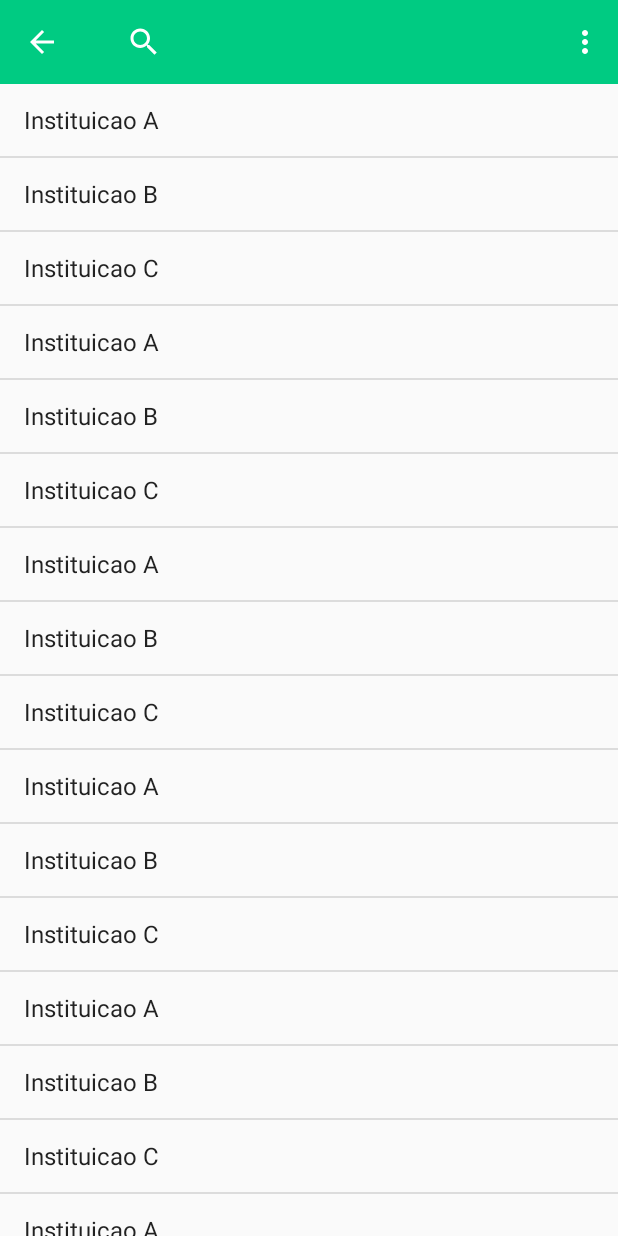
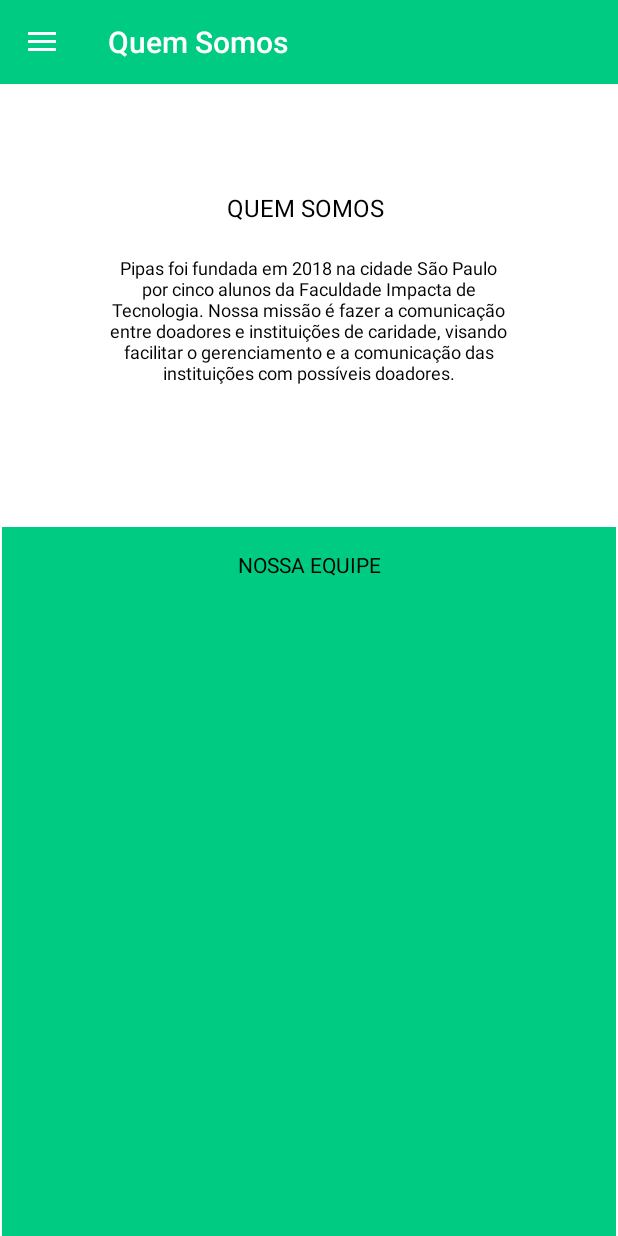
Before and after one commit to ybarros7/APP-DoeSimples, an Android app: the ListaInstituicoesActivity screen opened directly, with no data from a screen before it, in the side drawer, after a tap on "Quem Somos", on a phone screen of 412 x 824 dp. Run offline under Robolectric (Android 15) with nearby library versions, the phone set to English and light mode, and no system bars.

Commit message:
Adicionando tela de quem somos

```diff
--- a/app/src/main/java/br/com/pipasdevteam/doesimples/ListaInstituicoesActivity.kt
+++ b/app/src/main/java/br/com/pipasdevteam/doesimples/ListaInstituicoesActivity.kt
@@ -26,9 +26,9 @@
     override fun onCreate(savedInstanceState: Bundle?) {
         super.onCreate(savedInstanceState)
         setContentView(R.layout.activity_lista_instituicoes)
-
         val toolbar = findViewById<Toolbar>(R.id.toolbar)
         setSupportActionBar(toolbar)
+        this.supportActionBar!!.title = "Instituições"
         supportActionBar?.setDisplayHomeAsUpEnabled(true)
 
         //Navigation Drawer
--- a/app/src/main/java/br/com/pipasdevteam/doesimples/HomeActivity.kt
+++ b/app/src/main/java/br/com/pipasdevteam/doesimples/QuemSomosActivity.kt
@@ -1,33 +1,34 @@
 package br.com.pipasdevteam.doesimples
 
+import android.support.v7.app.AppCompatActivity
 import android.os.Bundle
 import android.support.design.widget.NavigationView
 import android.support.v4.view.GravityCompat
 import android.support.v4.widget.DrawerLayout
 import android.support.v7.app.ActionBarDrawerToggle
-import android.support.v7.app.AppCompatActivity
 import android.support.v7.widget.Toolbar
 import android.view.MenuItem
 import br.com.pipasdevteam.doesimples.util.NavigationItemSelected
 
-class HomeActivity : AppCompatActivity(), NavigationView.OnNavigationItemSelectedListener {
+class QuemSomosActivity : AppCompatActivity(), NavigationView.OnNavigationItemSelectedListener {
 
     override fun onCreate(savedInstanceState: Bundle?) {
         super.onCreate(savedInstanceState)
-        setContentView(R.layout.activity_home)
+        setContentView(R.layout.activity_quem_somos)
 
         val toolbar = findViewById<Toolbar>(R.id.toolbar)
         setSupportActionBar(toolbar)
+        this.supportActionBar!!.title = "Quem Somos"
         supportActionBar?.setDisplayHomeAsUpEnabled(true)
 
         configuraMenuLateral()
     }
 
     private fun configuraMenuLateral() {
-        var toolbar = findViewById<Toolbar>(R.id.toolbar)
-        var menuLateral = findViewById<DrawerLayout>(R.id.layourMenuLateralHome)
+        val toolbar = findViewById<Toolbar>(R.id.toolbar)
+        val menuLateral = findViewById<DrawerLayout>(R.id.layourMenuLateralQuemSomos)
 // ícone de menu (hamburger) para mostrar o menu
-        var toogle = ActionBarDrawerToggle(
+        val toogle = ActionBarDrawerToggle(
             this,
             menuLateral,
             toolbar,
@@ -36,14 +37,14 @@
         )
         menuLateral.addDrawerListener(toogle)
         toogle.syncState()
-        val navigationView = findViewById<NavigationView>(R.id.menu_lateral_home)
+        val navigationView = findViewById<NavigationView>(R.id.menu_lateral_quem_somos)
         navigationView.setNavigationItemSelectedListener(this)
     }
 
     override fun onNavigationItemSelected(item: MenuItem): Boolean {
-        NavigationItemSelected(this,item)
+        NavigationItemSelected(this, item)
 // fecha menu depois de tratar o evento
-        val drawer = findViewById<DrawerLayout>(R.id.layourMenuLateralHome)
+        val drawer = findViewById<DrawerLayout>(R.id.layourMenuLateralQuemSomos)
         drawer.closeDrawer(GravityCompat.START)
         return true
     }
--- a/app/src/main/java/br/com/pipasdevteam/doesimples/util/onnavigation_item_selected.kt
+++ b/app/src/main/java/br/com/pipasdevteam/doesimples/util/onnavigation_item_selected.kt
@@ -4,35 +4,46 @@
 import android.content.Intent
 import android.view.MenuItem
 import android.widget.Toast
-import br.com.pipasdevteam.doesimples.DetailInstituicaoActivity
-import br.com.pipasdevteam.doesimples.HomeActivity
-import br.com.pipasdevteam.doesimples.ListaInstituicoesActivity
-import br.com.pipasdevteam.doesimples.R
+import br.com.pipasdevteam.doesimples.*
 
-fun NavigationItemSelected(Activity: Activity, item: MenuItem) {
+fun NavigationItemSelected(context: Activity, item: MenuItem) {
     when (item.itemId) {
         R.id.nav_home -> {
-            Toast.makeText(Activity, "Clicou na Home", Toast.LENGTH_SHORT).show()
-            if (Activity.localClassName != "HomeActivity") {
-                val intent = Intent(Activity, HomeActivity::class.java)
-                Activity.startActivity(intent)
+//            Toast.makeText(context, "Clicou na Home", Toast.LENGTH_SHORT).show()
+            if (context.localClassName != "HomeActivity") {
+                val intent = Intent(context, HomeActivity::class.java)
+                context.startActivity(intent)
             }
         }
         R.id.nav_instituicoes -> {
-            Toast.makeText(Activity, "Clicou Instituições", Toast.LENGTH_SHORT).show()
-            if (Activity.localClassName != "ListaInstituicoesActivity") {
-                val intent = Intent(Activity, ListaInstituicoesActivity::class.java)
-                Activity.startActivity(intent)
+//            Toast.makeText(context, "Clicou Instituições", Toast.LENGTH_SHORT).show()
+            if (context.localClassName != "ListaInstituicoesActivity") {
+                val intent = Intent(context, ListaInstituicoesActivity::class.java)
+                context.startActivity(intent)
             }
         }
         R.id.nav_quem_somos -> {
-            Toast.makeText(Activity, "Clicou Quem Somos", Toast.LENGTH_SHORT).show()
+            Toast.makeText(context, "Clicou Quem Somos", Toast.LENGTH_SHORT).show()
+            if (context.localClassName != "QuemSomosActivity") {
+                val intent = Intent(context, QuemSomosActivity::class.java)
+                context.startActivity(intent)
+            }
         }
         R.id.nav_listagem_filtrada -> {
-            Toast.makeText(Activity, "Clicou Listagem Filtrada", Toast.LENGTH_SHORT).show()
+            Toast.makeText(context, "Clicou Listagem Filtrada", Toast.LENGTH_SHORT).show()
         }
         R.id.nav_config -> {
-            Toast.makeText(Activity, "Clicou Config", Toast.LENGTH_SHORT).show()
+//            Toast.makeText(context, "Clicou Config", Toast.LENGTH_SHORT).show()
+            if (context.localClassName != "SettingsActivity") {
+                val intent = Intent(context, SettingsActivity::class.java)
+                context.startActivity(intent)
+            }
+        }
+        R.id.nav_exit -> {
+//            Toast.makeText(context, "Clicou Sair", Toast.LENGTH_SHORT).show()
+            val intent = Intent(context, LoginActivity::class.java)
+            intent.addFlags(Intent.FLAG_ACTIVITY_CLEAR_TOP)
+            context.startActivity(intent)
         }
     }
 }
--- /dev/null
+++ b/app/src/main/res/drawable/rectangle.xml
@@ -0,0 +1,19 @@
+<?xml version="1.0" encoding="utf-8"?>
+<vector xmlns:android="http://schemas.android.com/apk/res/android"
+    xmlns:aapt="http://schemas.android.com/aapt"
+    android:width="360dp"
+    android:height="341dp"
+    android:viewportWidth="360"
+    android:viewportHeight="341">
+
+    <group>
+
+        <clip-path android:pathData="M0 0H360V341H0V0Z" />
+
+        <path
+            android:fillColor="#00cb82"
+            android:pathData="M0 0V341H360V0" />
+
+    </group>
+
+</vector>
--- /dev/null
+++ b/app/src/main/res/layout/activity_quem_somos.xml
@@ -0,0 +1,88 @@
+<?xml version="1.0" encoding="utf-8"?>
+<android.support.v4.widget.DrawerLayout xmlns:android="http://schemas.android.com/apk/res/android"
+    xmlns:app="http://schemas.android.com/apk/res-auto"
+    android:id="@+id/layourMenuLateralQuemSomos"
+    android:layout_width="match_parent"
+    android:layout_height="match_parent"
+    android:fitsSystemWindows="true">
+
+    <LinearLayout
+        android:layout_width="match_parent"
+        android:layout_height="match_parent"
+        android:orientation="vertical">
+
+
+        <include layout="@layout/toolbar" />
+
+        <RelativeLayout xmlns:tools="http://schemas.android.com/tools"
+            android:id="@+id/sobre_n_s"
+            android:layout_width="fill_parent"
+            android:layout_height="fill_parent"
+            android:background="#FFFFFF">
+
+
+            <TextView
+                android:id="@+id/quem_somos"
+                android:layout_width="111dp"
+                android:layout_height="23dp"
+                android:layout_marginStart="148dp"
+                android:layout_marginTop="71dp"
+                android:gravity="center_horizontal|top"
+                android:text="QUEM SOMOS"
+                android:textAppearance="@style/quem_somos"
+                android:textSize="16sp"
+                app:layout_constraintStart_toStartOf="parent"
+                app:layout_constraintTop_toTopOf="parent" />
+
+            <TextView
+                android:id="@+id/pipas_foi_f"
+                android:layout_width="275dp"
+                android:layout_height="95dp"
+                android:layout_alignParentLeft="true"
+                android:layout_alignParentTop="true"
+                android:layout_marginLeft="68dp"
+                android:layout_marginTop="114dp"
+                android:gravity="center_horizontal|top"
+                android:text="@string/pipas_foi_f"
+                android:textAppearance="@style/pipas_foi_f" />
+
+
+            <View
+                android:id="@+id/rectangle"
+                android:layout_width="410dp"
+                android:layout_height="308dp"
+                android:layout_alignParentLeft="true"
+                android:layout_alignParentTop="true"
+                android:layout_alignParentBottom="true"
+                android:layout_marginLeft="1dp"
+                android:layout_marginTop="295dp"
+                android:layout_marginRight="1dp"
+                android:layout_marginBottom="0dp"
+                android:background="@drawable/rectangle" />
+
+            <TextView
+                android:id="@+id/nossa_equip"
+                android:layout_width="105dp"
+                android:layout_height="20dp"
+                android:layout_alignTop="@+id/rectangle"
+                android:layout_alignParentBottom="true"
+                android:layout_centerHorizontal="true"
+                android:layout_marginTop="15dp"
+                android:layout_marginBottom="272dp"
+                android:gravity="center_horizontal|top"
+                android:text="@string/nossa_equip"
+                android:textAppearance="@style/nossa_equip" />
+
+        </RelativeLayout>
+    </LinearLayout>
+
+
+    <android.support.design.widget.NavigationView
+        android:id="@+id/menu_lateral_quem_somos"
+        android:layout_width="wrap_content"
+        android:layout_height="match_parent"
+        android:layout_gravity="start"
+        android:fitsSystemWindows="true"
+        app:headerLayout="@layout/menu_lateral_cabecalho"
+        app:menu="@menu/menu_lateral" />
+</android.support.v4.widget.DrawerLayout>
--- a/app/src/main/res/menu/menu_lateral.xml
+++ b/app/src/main/res/menu/menu_lateral.xml
@@ -25,5 +25,10 @@
             android:icon="@drawable/ic_configuracoes_black"
             android:title="Configurações" />
 
+        <item
+            android:id="@+id/nav_exit"
+            android:icon="@drawable/baseline_exit_to_app_black_18dp"
+            android:title="Sair" />
+
     </group>
 </menu>
--- a/app/src/main/res/values/strings.xml
+++ b/app/src/main/res/values/strings.xml
@@ -11,4 +11,7 @@
     <string name="action_sair">Sair</string>
     <string name="navigation_drawer_open">Abrir</string>
     <string name="navigation_drawer_close">Fechar</string>
+    <string name="pipas_foi_f">Pipas foi fundada em 2018 na cidade São Paulo por cinco alunos da Faculdade Impacta de Tecnologia. Nossa missão é fazer a comunicação entre doadores e instituições de caridade, visando facilitar o gerenciamento e a comunicação das instituições com possíveis doadores.</string>
+    <string name="nossa_equip">NOSSA EQUIPE</string>
+    <string name="members"></string>
 </resources>
--- a/app/src/main/res/values/styles.xml
+++ b/app/src/main/res/values/styles.xml
@@ -12,4 +12,42 @@
         <item name="windowActionBar">false</item>
         <item name="windowNoTitle">true</item>
     </style>
+
+    <style name="pipas_foi_f">
+        <item name="android:textSize">
+            12sp
+        </item>
+        <item name="android:textColor">
+            #000000
+        </item>
+    </style>
+
+    <style name="quem_somos">
+        <item name="android:textSize">
+            16sp
+        </item>
+        <item name="android:textColor">
+            #000000
+        </item>
+    </style>
+
+    <style name="nossa_equip">
+        <item name="android:textSize">
+            14sp
+        </item>
+        <item name="android:textColor">
+            #000000
+        </item>
+    </style>
+
+    <style name="members">
+        <item name="android:textSize">
+            12sp
+        </item>
+        <item name="android:textColor">
+            #000000
+        </item>
+    </style>
+
+
 </resources>
```
Also changed, not shown: app/src/main/AndroidManifest.xml (+7 -2 lines), app/src/main/res/drawable/baseline_exit_to_app_black_18dp.png (added).
